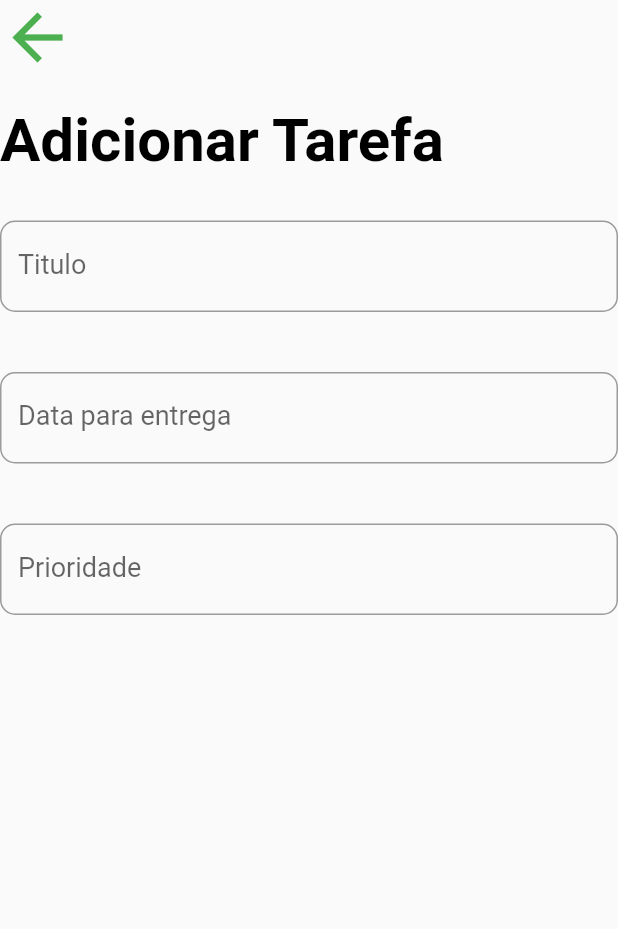
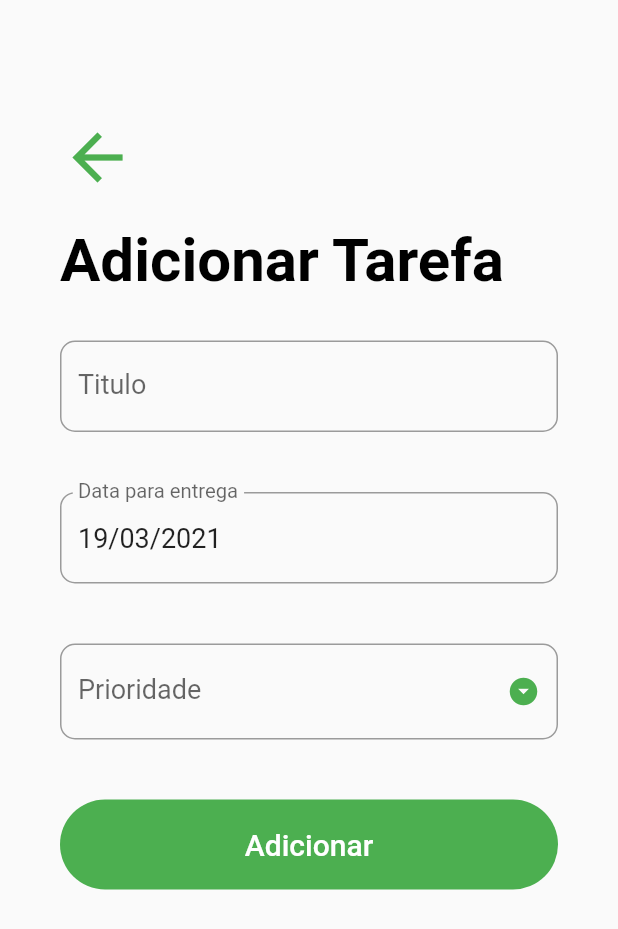
Before and after one commit to leoteixeiraa/TarefasAPP, a Flutter app: the AddTaskScreen screen opened directly, on a phone screen of 412 x 824 dp. Shown: the top 929 px of the screen. Run offline on Flutter 3.47's test engine with Material 2 defaults, Android fonts, the phone set to English and light mode, and no system bars.

Commit message:
Botao adicionar e validaçoes no input

```diff
--- a/lib/screens/add_task_screen.dart
+++ b/lib/screens/add_task_screen.dart
@@ -15,8 +15,22 @@ class _AddTaskScreenState extends State<AddTaskScreen> {
 
   final DateFormat _dateFormatter = DateFormat('dd/MM/yyyy');
   final List<String> _priorities = [
-    'Serio Legal Fazer, Importante, Super Importante'
+    'Seria Interessante Fazer',
+    'Importante',
+    'Super Importante'
   ];
+
+  @override
+  void initState() {
+    super.initState();
+    _dateController.text = _dateFormatter.format(_date);
+  }
+
+  @override
+  void dispose() {
+    _dateController.dispose();
+    super.dispose();
+  }
 
   _handleDatePicker() async {
     final DateTime date = await showDatePicker(
@@ -33,10 +47,27 @@ class _AddTaskScreenState extends State<AddTaskScreen> {
     }
   }
 
+  _submit() {
+    if (_formKey.currentState.validate()) {
+      _formKey.currentState.save();
+      print('$_title, $_date, $_priority');
+
+      //Inserir Tarefas ao banco de dados
+
+      //Atualizar Tarefa
+      Navigator.pop(context);
+    }
+  }
+
   @override
   Widget build(BuildContext context) {
     return Scaffold(
-      body: Column(
+      body: GestureDetector(
+        child: GestureDetector(
+          onTap: () => FocusScope.of(context).unfocus(),
+          child: Container(
+            padding: EdgeInsets.symmetric(horizontal: 40.0, vertical: 80.0),
+            child: Column(
               crossAxisAlignment: CrossAxisAlignment.start,
               children: <Widget>[
                 GestureDetector(
@@ -82,6 +113,7 @@ class _AddTaskScreenState extends State<AddTaskScreen> {
                       Padding(
                         padding: EdgeInsets.symmetric(vertical: 20.0),
                         child: TextFormField(
+                          readOnly: true,
                           controller: _dateController,
                           style: TextStyle(fontSize: 18.0),
                           onTap: _handleDatePicker,
@@ -96,7 +128,23 @@ class _AddTaskScreenState extends State<AddTaskScreen> {
                       ),
                       Padding(
                         padding: EdgeInsets.symmetric(vertical: 20.0),
-                  child: TextFormField(
+                        child: DropdownButtonFormField(
+                          isDense: true,
+                          icon: Icon(Icons.arrow_drop_down_circle),
+                          iconSize: 22.0,
+                          iconEnabledColor: Theme.of(context).primaryColor,
+                          items: _priorities.map((String priority) {
+                            return DropdownMenuItem(
+                              value: priority,
+                              child: Text(
+                                priority,
+                                style: TextStyle(
+                                  color: Colors.black,
+                                  fontSize: 18.0,
+                                ),
+                              ),
+                            );
+                          }).toList(),
                           style: TextStyle(fontSize: 18.0),
                           decoration: InputDecoration(
                             labelText: 'Prioridade',
@@ -105,18 +153,44 @@ class _AddTaskScreenState extends State<AddTaskScreen> {
                               borderRadius: BorderRadius.circular(10.0),
                             ),
                           ),
-                    validator: (input) => input.trim().isEmpty
+                          validator: (input) => _priority == null
                               ? 'Por Favor selecione a prioridade desta tarefa'
                               : null,
-                    onSaved: (input) => _title = input,
-                    initialValue: _title,
+                          onChanged: (value) {
+                            setState(() {
+                              _priority = value;
+                            });
+                          },
+                          value: _priority,
                         ),
                       ),
+                      Container(
+                          margin: EdgeInsets.symmetric(vertical: 20.0),
+                          height: 60.0,
+                          width: double.infinity,
+                          decoration: BoxDecoration(
+                            color: Theme.of(context).primaryColor,
+                            borderRadius: BorderRadius.circular(30.0),
+                          ),
+                          child: TextButton(
+                            //TextButton foi trocado por FlatButton
+                            child: Text(
+                              'Adicionar',
+                              style: TextStyle(
+                                color: Colors.white,
+                                fontSize: 20.0,
+                              ),
+                            ),
+                            onPressed: _submit,
+                          ))
                     ],
                   ),
                 )
               ],
             ),
+          ),
+        ),
+      ),
     );
   }
 }
```
Also changed, not shown: 1 other file. Lines whose indentation alone changed are shown as unchanged.
